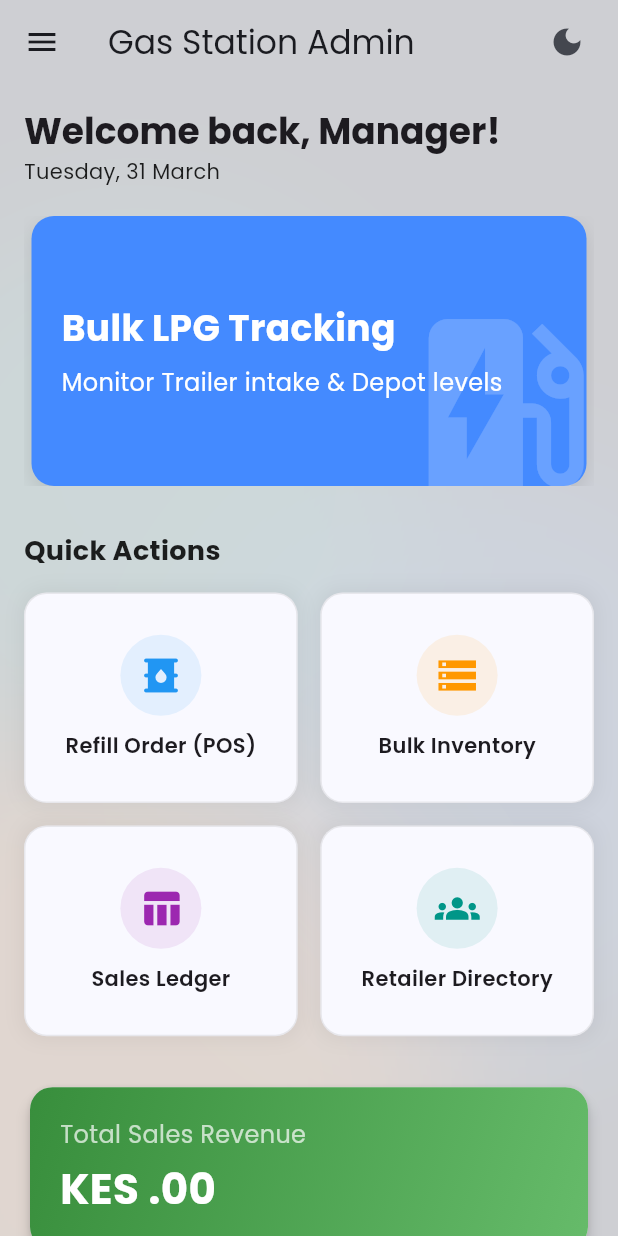
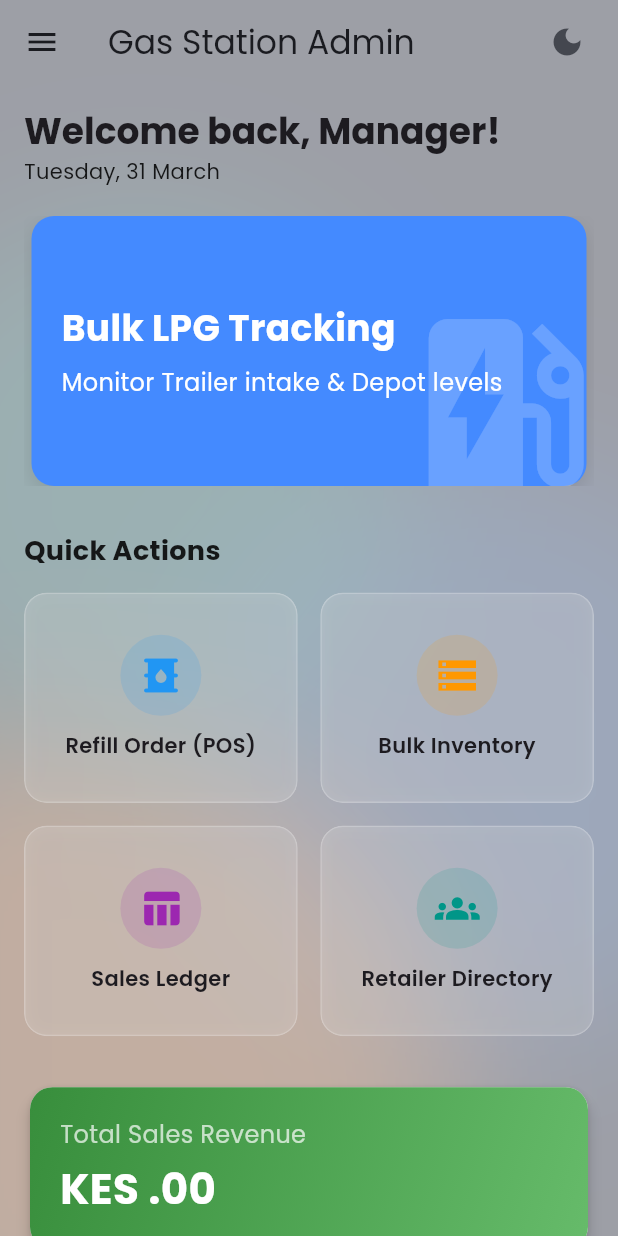
Before and after one commit to TheDonDev/Gas_Station_POS, a Flutter app: the DashboardScreen screen opened directly, on a phone screen of 412 x 824 dp. Run offline on Flutter 3.47's test engine with Material 3 defaults, Android fonts, the phone set to English and light mode, and no system bars; our stand-ins replace audioplayers, data_table_2, file_picker, fl_chart, google_fonts, shared_preferences and 2 more; missing offline and left inert: esc_pos_utils, flutter_pos_printer_platform_image_3; accounts and stored records are empty.

Commit message:
feat: enhance dashboard UI with improved background opacity and blur effect, update menu card styling for better contrast

```diff
--- a/lib/screens/dashboard_screen.dart
+++ b/lib/screens/dashboard_screen.dart
@@ -1,4 +1,5 @@
 import 'dart:async';
+import 'dart:ui';
 import 'package:flutter/material.dart';
 import 'package:intl/intl.dart';
 import 'package:fl_chart/fl_chart.dart';
@@ -102,7 +103,7 @@ class _DashboardScreenState extends State<DashboardScreen> {
 
     return AnimatedMeshBackground(
       child: Scaffold(
-      backgroundColor: isDark ? Colors.black.withOpacity(0.65) : Colors.white.withOpacity(0.8),
+      backgroundColor: isDark ? Colors.black.withOpacity(0.45) : Colors.white.withOpacity(0.6),
       appBar: AppBar(
         title: const Text('Gas Station Admin'),
         backgroundColor: Colors.transparent,
@@ -327,7 +328,7 @@ class _DashboardScreenState extends State<DashboardScreen> {
                                     return PieChartSectionData(
                                       color: colors[i % colors.length],
                                       value: qty,
-                                      title: '$name\n${percentage.toStringAsFixed(0)}%',
+                                      title: '${percentage.toStringAsFixed(0)}%',
                                       radius: radius,
                                       titleStyle: const TextStyle(fontSize: 12, fontWeight: FontWeight.bold, color: Colors.white),
                                     );
@@ -368,14 +369,20 @@ class _DashboardScreenState extends State<DashboardScreen> {
   }
 
   Widget _buildMenuCard(BuildContext context, String title, IconData icon, Color color, VoidCallback onTap) {
-    return InkWell(
+    final bool isDark = Theme.of(context).brightness == Brightness.dark;
+
+    return ClipRRect(
+      borderRadius: BorderRadius.circular(15),
+      child: BackdropFilter(
+        filter: ImageFilter.blur(sigmaX: 10, sigmaY: 10),
+        child: InkWell(
           onTap: onTap,
           borderRadius: BorderRadius.circular(15),
           child: Container(
             decoration: BoxDecoration(
-          color: Theme.of(context).cardColor,
+              color: isDark ? Colors.white.withOpacity(0.05) : Colors.white.withOpacity(0.2),
               borderRadius: BorderRadius.circular(15),
-          border: Border.all(color: Colors.grey.withOpacity(0.2)),
+              border: Border.all(color: Colors.white.withOpacity(0.2)),
               boxShadow: [BoxShadow(color: Colors.black.withOpacity(0.05), spreadRadius: 2, blurRadius: 10)],
             ),
             child: Column(
@@ -383,12 +390,14 @@ class _DashboardScreenState extends State<DashboardScreen> {
               children: [
                 Container(
                   padding: const EdgeInsets.all(12),
-              decoration: BoxDecoration(color: color.withOpacity(0.1), shape: BoxShape.circle),
+                  decoration: BoxDecoration(color: color.withOpacity(0.15), shape: BoxShape.circle),
                   child: Icon(icon, color: color, size: 30),
                 ),
                 const SizedBox(height: 10),
-            Text(title, style: const TextStyle(fontWeight: FontWeight.w600)),
+                Text(title, style: const TextStyle(fontWeight: FontWeight.w600), textAlign: TextAlign.center),
               ],
+            ),
+          ),
         ),
       ),
     );
```
Also changed, not shown: 1 other file. Lines whose indentation alone changed are shown as unchanged.
